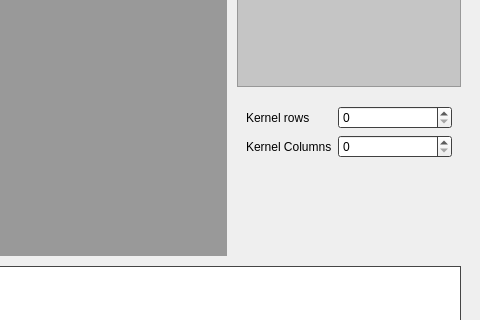
First picture: the form in GUI/PyQt Designer/ui/SFVI.ui, repository jorgetrumbel/SFVI-MIA, before the edit; both pictures show x 484 to 964 and y 250 to 570 of the 964 by 781 pixel window.
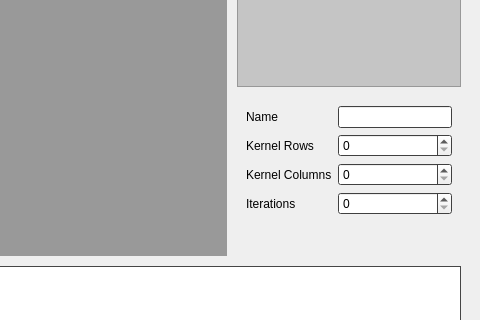
Second picture: the form after the edit. The open tabs and pages were chosen to show the change.

Diff of the .ui file:
```diff
--- a/GUI/PyQt Designer/ui/SFVI.ui
+++ b/GUI/PyQt Designer/ui/SFVI.ui
@@ -767,26 +767,46 @@
              <layout class="QVBoxLayout" name="verticalLayout_5">
               <item>
                <layout class="QFormLayout" name="formLayoutFilterOptions">
-                <item row="0" column="0">
+                <item row="1" column="0">
                  <widget class="QLabel" name="labelKernelRows">
                   <property name="text">
-                   <string>Kernel rows</string>
+                   <string>Kernel Rows</string>
                   </property>
                  </widget>
                 </item>
-                <item row="0" column="1">
+                <item row="1" column="1">
                  <widget class="QSpinBox" name="spinBoxKernelRows"/>
                 </item>
-                <item row="1" column="0">
+                <item row="2" column="0">
                  <widget class="QLabel" name="labelKernelColumns">
                   <property name="text">
                    <string>Kernel Columns</string>
                   </property>
                  </widget>
                 </item>
-                <item row="1" column="1">
+                <item row="2" column="1">
                  <widget class="QSpinBox" name="spinBoxKernelColumns"/>
                 </item>
+                <item row="3" column="0">
+                 <widget class="QLabel" name="labelIterations">
+                  <property name="text">
+                   <string>Iterations</string>
+                  </property>
+                 </widget>
+                </item>
+                <item row="3" column="1">
+                 <widget class="QSpinBox" name="spinBoxIterations"/>
+                </item>
+                <item row="0" column="0">
+                 <widget class="QLabel" name="labelFilterName">
+                  <property name="text">
+                   <string>Name</string>
+                  </property>
+                 </widget>
+                </item>
+                <item row="0" column="1">
+                 <widget class="QLineEdit" name="lineEditFilterName"/>
+                </item>
                </layout>
               </item>
              </layout>
```
Left out of the diff: 20 changed lines with no effect on the pictures.
